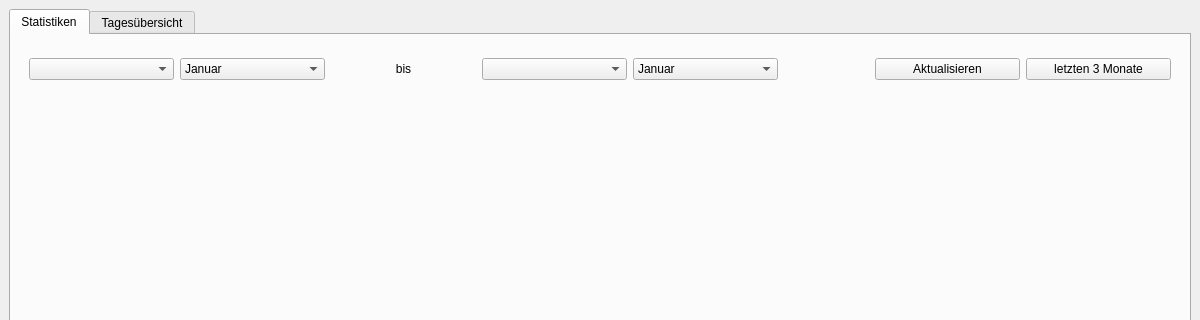
This is Offizielle Version/mainwindow.ui in fabian2798/Arbeitszeitkonto as Qt 5 draws it before an edit; both pictures show x 0 to 1200 and y 0 to 320 of the 1200 by 800 pixel window. The edited form follows.
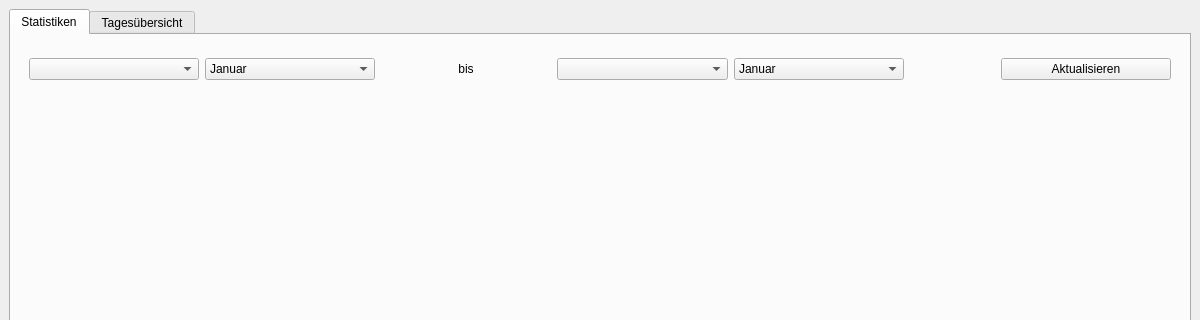
This is the edited form.

The edit to the form file:
```diff
--- a/Offizielle Version/mainwindow.ui
+++ b/Offizielle Version/mainwindow.ui
@@ -203,13 +203,6 @@
                </property>
               </widget>
              </item>
-             <item>
-              <widget class="QPushButton" name="pushButton_stats_last3">
-               <property name="text">
-                <string>letzten 3 Monate</string>
-               </property>
-              </widget>
-             </item>
             </layout>
            </widget>
           </item>
```
Left out of the diff: 2 changed lines with no effect on the pictures.
